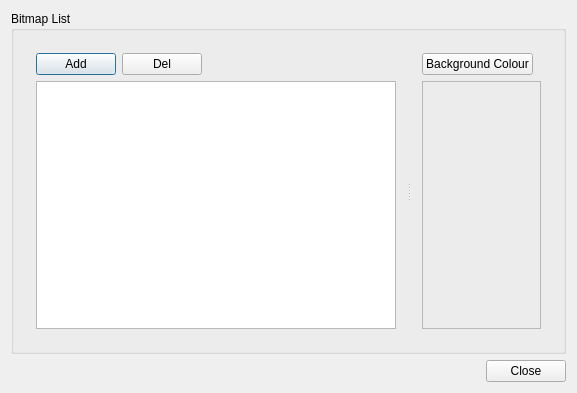
First picture: the form in kvmrt2_media_editor/bitmapimagepool.ui, repository gyongchae/MediaEditor, before the edit.
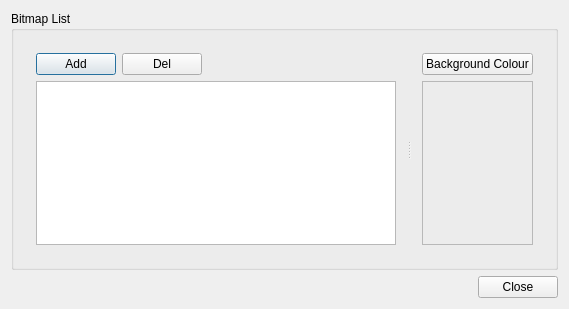
Second picture: the form after the edit.

Patch:
```diff
--- a/kvmrt2_media_editor/bitmapimagepool.ui
+++ b/kvmrt2_media_editor/bitmapimagepool.ui
@@ -6,8 +6,8 @@
    <rect>
     <x>0</x>
     <y>0</y>
-    <width>577</width>
-    <height>393</height>
+    <width>564</width>
+    <height>309</height>
    </rect>
   </property>
   <property name="font">
@@ -30,7 +30,7 @@
         <property name="orientation">
          <enum>Qt::Horizontal</enum>
         </property>
-        <widget class="QWidget" name="">
+        <widget class="QWidget" name="layoutWidget">
          <layout class="QVBoxLayout" name="verticalLayout_2" stretch="0,2">
           <item>
            <layout class="QHBoxLayout" name="horizontalLayout_3">
@@ -84,7 +84,7 @@
           </item>
          </layout>
         </widget>
-        <widget class="QWidget" name="">
+        <widget class="QWidget" name="layoutWidget">
          <layout class="QVBoxLayout" name="verticalLayout" stretch="0,2">
           <item>
            <layout class="QHBoxLayout" name="horizontalLayout_2">
```
Left out of the diff: 2 changed lines with no effect on the pictures.
